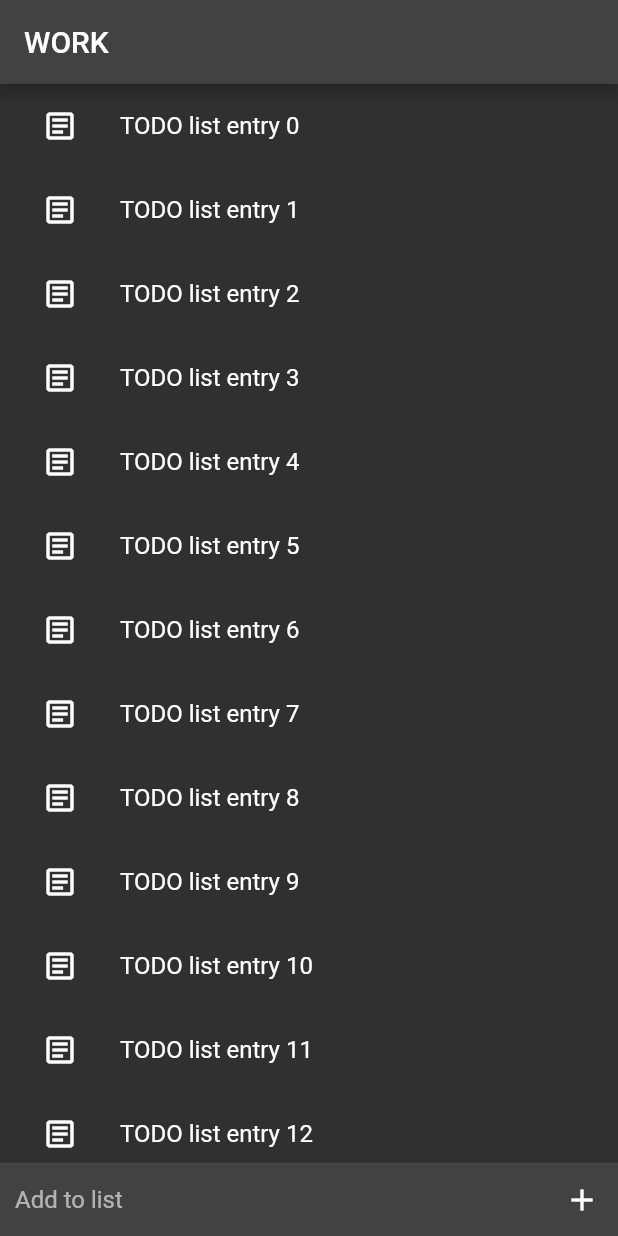
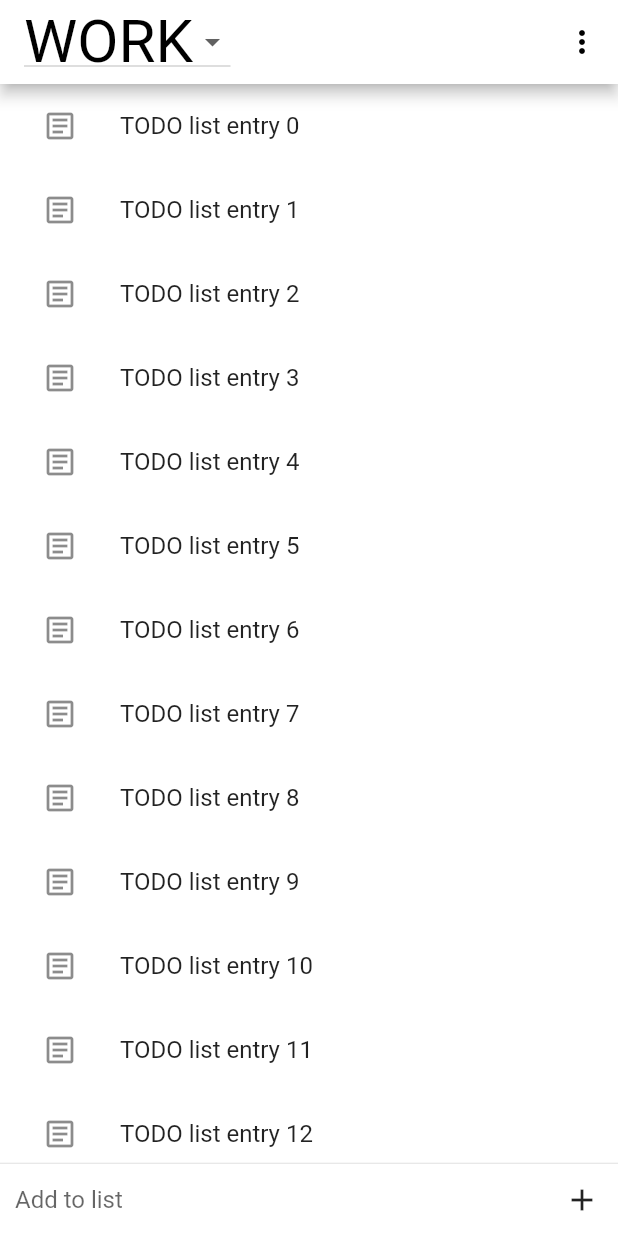
Before and after one commit to archsolar/todo, a Flutter app: the screen it shows after launch, on a phone screen of 412 x 824 dp. Run offline on Flutter 3.47's test engine with Material 2 defaults, Android fonts, the phone set to English and light mode, and no system bars; our stand-ins replace shared_preferences.

Commit message:
white theme added dependencies

```diff
--- /dev/null
+++ b/lib/constants.dart
@@ -0,0 +1,44 @@
+import 'package:flutter/material.dart';
+
+ThemeData whiteTheme() {
+  const Color primaryColor = Colors.white;
+  const Color buttonColor = Colors.blue;
+  const Color textColor = Colors.black;
+
+  const Color appBarBackgroundColor = primaryColor;
+  const Color scaffoldBackgroundColor = appBarBackgroundColor;
+  const Color appBarTextColor = textColor;
+  const Color iconButtonColor = textColor;
+
+  return ThemeData(
+    // Define the primary color for your app
+    primaryColor: primaryColor,
+    // Define the color of text
+    textTheme: TextTheme(
+      bodySmall: TextStyle(color: textColor, fontSize: 16),
+      bodyMedium: TextStyle(color: textColor, fontSize: 30),
+      bodyLarge: TextStyle(color: textColor, fontSize: 40),
+    ),
+    cardColor: primaryColor,
+    // Define the background color of your app
+    scaffoldBackgroundColor: scaffoldBackgroundColor, // Adjust as needed
+
+    // Define the color for your buttons
+    elevatedButtonTheme: ElevatedButtonThemeData(
+      style: ElevatedButton.styleFrom(
+        backgroundColor: buttonColor, // Adjust as needed
+      ),
+    ),
+
+    // Define the AppBar theme
+    appBarTheme: AppBarTheme(
+      color: appBarBackgroundColor, // Adjust as needed
+      titleTextStyle: TextStyle(color: appBarTextColor, fontSize: 35),
+
+      iconTheme:
+          IconThemeData(color: iconButtonColor), // Set the icon button color
+    ),
+
+    // Add other global theme configurations here
+  );
+}
--- a/lib/main.dart
+++ b/lib/main.dart
@@ -1,7 +1,7 @@
 import 'package:flutter/material.dart';
 import 'package:shared_preferences/shared_preferences.dart';
+import 'package:todo/constants.dart';
 
-import 'task.dart';
 import 'task_list_screen.dart';
 
 void main() async {
@@ -22,7 +22,8 @@ class MyApp extends StatelessWidget {
     return MaterialApp(
       debugShowCheckedModeBanner: false,
       title: 'To-Do List',
-      theme: ThemeData.dark(),
+      theme: whiteTheme(),
+
       home: ListsScreen(prefs: prefs),
       //     TaskListScreen(
       //   prefs: prefs,
@@ -41,16 +42,54 @@ class ListsScreen extends StatefulWidget {
 }
 
 class _ListsScreenState extends State<ListsScreen> {
+  String _selectedCategory = 'WORK'; // Default selected category
+  List<String> _categories = ['WORK', 'HOME', 'CHILL', 'Add'];
+
   @override
   Widget build(BuildContext context) {
     return Scaffold(
       appBar: AppBar(
-        // leading: IconButton(
-        //   icon: Icon(Icons.arrow_back),
-        //   onPressed: () => Navigator.of(context).pop(),
-        // ),
-
-        title: const Text('WORK'),
+        //title
+        title: DropdownButton<String>(
+          value: _selectedCategory,
+          onChanged: (String? newValue) {
+            setState(() {
+              _selectedCategory = newValue!;
+            });
+          },
+          items: _categories.map<DropdownMenuItem<String>>((String value) {
+            return DropdownMenuItem<String>(
+              value: value,
+              child: Text(
+                value,
+                style: TextStyle(
+                    fontSize: 40,
+                    color: Theme.of(context).textTheme.bodyMedium!.color),
+              ),
+            );
+          }).toList(),
+        ),
+        //actions
+        actions: [
+          PopupMenuButton<String>(
+            onSelected: (value) {
+              // setState(() {
+              //   _selectedCategory = value;
+              // });
+            },
+            itemBuilder: (BuildContext context) {
+              return ['Settings'].map((String choice) {
+                return PopupMenuItem<String>(
+                  value: choice,
+                  child: Text(
+                    choice,
+                    // style: Theme.of(context).textTheme.bodyMedium,
+                  ),
+                );
+              }).toList();
+            },
+          ),
+        ],
       ),
       body: Column(
         children: [
--- a/pubspec.yaml
+++ b/pubspec.yaml
@@ -38,6 +38,9 @@ dependencies:
   flutter_riverpod: ^2.4.3
   flutter_advanced_drawer: ^1.3.5
   shared_preferences: ^2.2.2
+  hive: ^2.2.3
+  isar_flutter_libs: ^3.1.0+1
+  path_provider: ^2.1.1
 
 
 dev_dependencies:
@@ -51,7 +54,7 @@ flutter_launcher_icons:
   windows:
     generate: true
     image_path: "assets/doughnut.png"
-    icon_size: 48 # min:48, max:256, default: 48
+    icon_size: 48
   # macos:
   #   generate: true
   #   image_path: "assets/doughnut.png"
```
Also changed, not shown: pubspec.lock, 2 other files.
